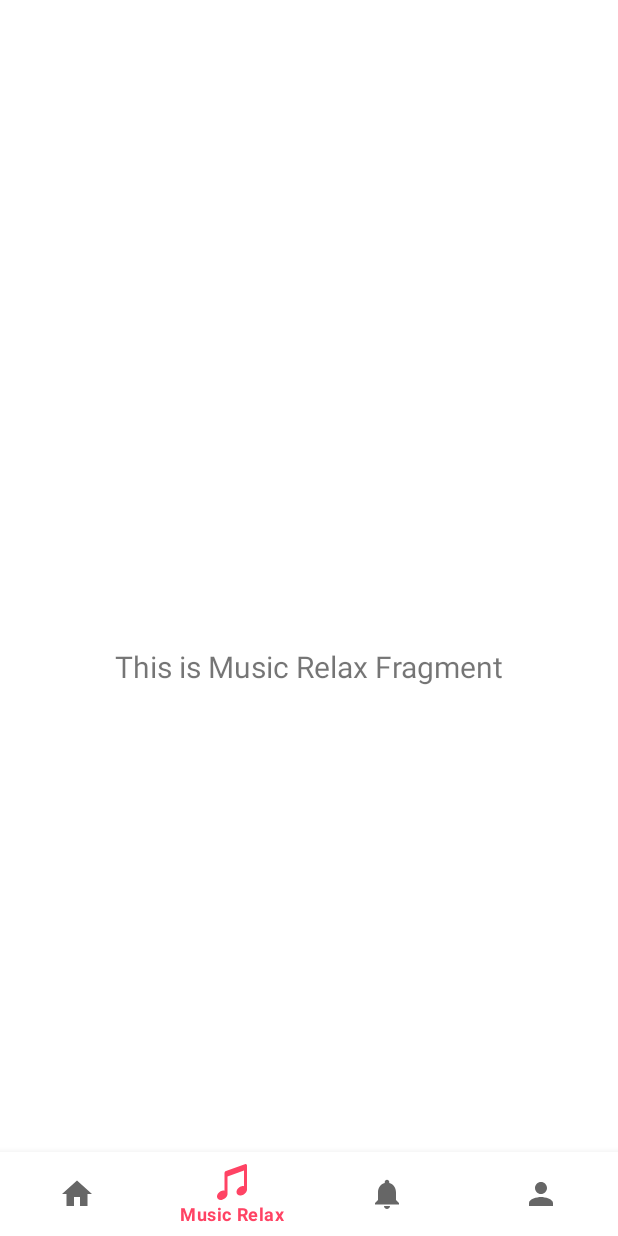
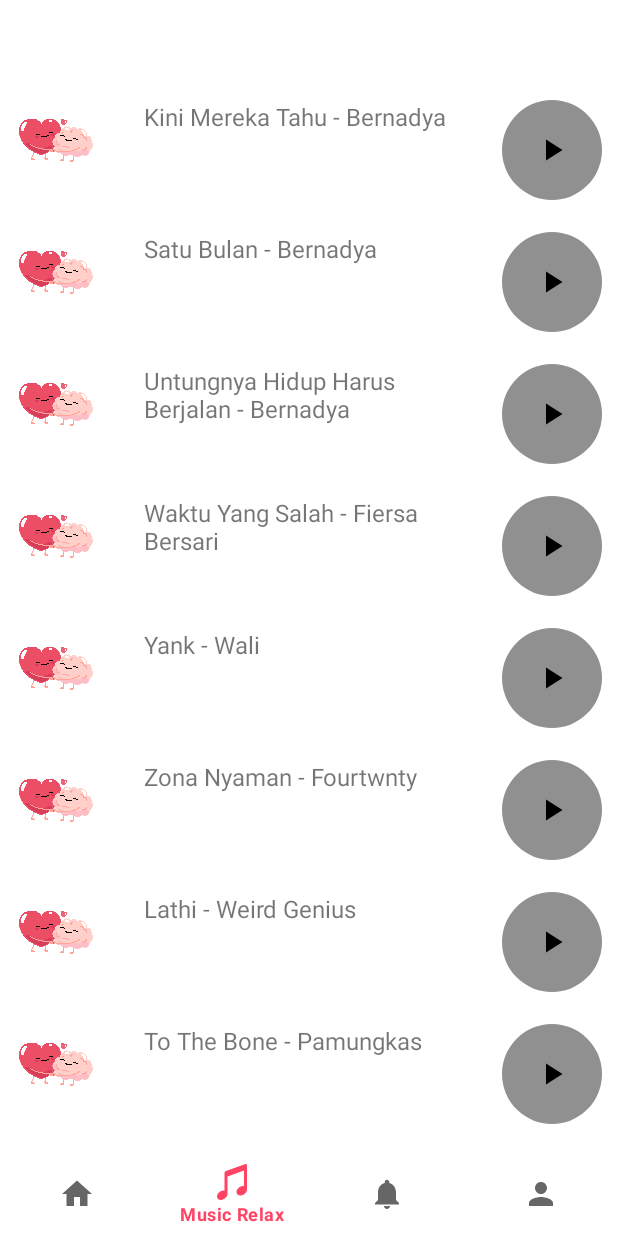
Before and after one commit to Soul-Sync/soul-sync-android, an Android app: the MusicRelaxFragment screen opened through its navigation route, on a phone screen of 412 x 824 dp. Run offline under Robolectric (Android 15) with nearby library versions, the phone set to English and light mode, and no system bars; our stand-ins replace navigation-ui; 1 statement that could not run was skipped.

Commit message:
repair music relax

```diff
--- a/app/src/main/java/com/dicoding/soulsync/ui/SplashActivity.kt
+++ b/app/src/main/java/com/dicoding/soulsync/ui/SplashActivity.kt
@@ -17,6 +17,8 @@ class SplashActivity : AppCompatActivity() {
 
     override fun onCreate(savedInstanceState: Bundle?) {
         super.onCreate(savedInstanceState)
+        supportActionBar?.hide()
+
         setContentView(R.layout.activity_splash)
 
         val sessionManager = SessionManager(this)
--- a/app/src/main/java/com/dicoding/soulsync/ui/musicrelax/MusicRelaxAdapter.kt
+++ b/app/src/main/java/com/dicoding/soulsync/ui/musicrelax/MusicRelaxAdapter.kt
@@ -1,4 +1,95 @@
 package com.dicoding.soulsync.ui.musicrelax
 
-class MusicRelaxAdapter {
+import android.annotation.SuppressLint
+import android.graphics.Color
+import android.view.View
+import android.view.ViewGroup
+import android.widget.ImageButton
+import android.widget.ImageView
+import android.widget.LinearLayout
+import android.widget.TextView
+import android.widget.Toast
+import androidx.core.content.ContextCompat
+import androidx.recyclerview.widget.RecyclerView
+import com.dicoding.soulsync.R
+
+class MusicRelaxAdapter(private var musicList: List<String>, private var musicImages: List<Int>) :
+    RecyclerView.Adapter<MusicRelaxAdapter.MusicViewHolder>() {
+
+    class MusicViewHolder(val container: LinearLayout) : RecyclerView.ViewHolder(container)
+
+    override fun onCreateViewHolder(parent: ViewGroup, viewType: Int): MusicViewHolder {
+        val container = LinearLayout(parent.context).apply {
+            orientation = LinearLayout.HORIZONTAL
+            layoutParams = ViewGroup.LayoutParams(
+                ViewGroup.LayoutParams.MATCH_PARENT,
+                ViewGroup.LayoutParams.WRAP_CONTENT
+            )
+            setPadding(16, 16, 16, 16)
+        }
+
+        // Gambar untuk lagu
+        val imageView = ImageView(parent.context).apply {
+            id = View.generateViewId()
+            layoutParams = LinearLayout.LayoutParams(
+                80,  // Ukuran gambar (misalnya 80dp)
+                80   // Sama dengan tinggi
+            ).apply {
+                setMargins(0, 0, 16, 0)  // Memberikan jarak antara gambar dan teks
+            }
+            scaleType = ImageView.ScaleType.CENTER_CROP  // Agar gambar terpotong dengan benar
+        }
+        container.addView(imageView)
+
+        // Title TextView
+        val title = TextView(parent.context).apply {
+            id = View.generateViewId()
+            layoutParams = LinearLayout.LayoutParams(0, LinearLayout.LayoutParams.WRAP_CONTENT, 1f).apply {
+                setMargins(16, 0, 0, 0)  // Memberikan margin ke kiri
+            }
+            textSize = 16f
+            setPadding(16, 0, 0, 0)  // Memberikan padding kiri agar teks tidak terlalu mepet
+        }
+        container.addView(title)
+
+        // Play Button
+        val playButton = ImageButton(parent.context).apply {
+            id = View.generateViewId()
+            layoutParams = LinearLayout.LayoutParams(
+                100,  // Ukuran tetap, misalnya 100dp
+                100   // Sama dengan tinggi
+            ).apply {
+                setMargins(16, 0, 0, 0)  // Jika ingin memberi jarak antar elemen
+            }
+            setImageResource(R.drawable.play)
+            background = ContextCompat.getDrawable(context, R.drawable.circle_background)  // Pastikan ini adalah lingkaran
+            scaleType = ImageView.ScaleType.CENTER_INSIDE  // Agar gambar tidak terdistorsi
+        }
+        container.addView(playButton)
+
+        return MusicViewHolder(container)
+    }
+
+    override fun onBindViewHolder(holder: MusicViewHolder, position: Int) {
+        val imageView = holder.container.getChildAt(0) as ImageView
+        imageView.setImageResource(musicImages[position])  // Mengatur gambar dari list `musicImages`
+
+        val title = holder.container.getChildAt(1) as TextView
+        title.text = musicList[position]
+
+        val playButton = holder.container.getChildAt(2) as ImageButton
+        playButton.setOnClickListener {
+            Toast.makeText(holder.container.context, "Playing ${musicList[position]}", Toast.LENGTH_SHORT).show()
+        }
+    }
+
+    override fun getItemCount(): Int = musicList.size
+
+    // Fungsi untuk memperbarui data
+    @SuppressLint("NotifyDataSetChanged")
+    fun updateData(newMusicList: List<String>, newMusicImages: List<Int>) {
+        musicList = newMusicList
+        musicImages = newMusicImages
+        notifyDataSetChanged()
+    }
 }
--- a/app/src/main/java/com/dicoding/soulsync/ui/musicrelax/MusicRelaxFragment.kt
+++ b/app/src/main/java/com/dicoding/soulsync/ui/musicrelax/MusicRelaxFragment.kt
@@ -4,34 +4,39 @@ import android.os.Bundle
 import android.view.LayoutInflater
 import android.view.View
 import android.view.ViewGroup
-import android.widget.TextView
 import androidx.fragment.app.Fragment
-import androidx.lifecycle.ViewModelProvider
+import androidx.fragment.app.viewModels
+import androidx.recyclerview.widget.LinearLayoutManager
+import com.dicoding.soulsync.R
 import com.dicoding.soulsync.databinding.FragmentMusicRelaxBinding
 
 class MusicRelaxFragment : Fragment() {
 
     private var _binding: FragmentMusicRelaxBinding? = null
+    private val binding get() = _binding!!
 
-    // This property is only valid between onCreateView and
-    // onDestroyView.
-    private val binding get() = _binding!!
+    private val musicRelaxViewModel: MusicRelaxViewModel by viewModels() // Menggunakan delegate viewModels() untuk lebih bersih
+    private lateinit var adapter: MusicRelaxAdapter
 
     override fun onCreateView(
         inflater: LayoutInflater,
         container: ViewGroup?,
         savedInstanceState: Bundle?
     ): View {
-        val dashboardViewModel =
-            ViewModelProvider(this).get(MusicRelaxViewModel::class.java)
-
         _binding = FragmentMusicRelaxBinding.inflate(inflater, container, false)
         val root: View = binding.root
 
-        val textView: TextView = binding.textMusicRelax
-        dashboardViewModel.text.observe(viewLifecycleOwner) {
-            textView.text = it
+        // Inisialisasi Adapter
+        adapter = MusicRelaxAdapter(emptyList(), emptyList()) // Awalnya kosong
+        binding.recyclerViewMusicRelax.layoutManager = LinearLayoutManager(requireContext())
+        binding.recyclerViewMusicRelax.adapter = adapter
+
+        // Observasi LiveData dari ViewModel
+        musicRelaxViewModel.musicList.observe(viewLifecycleOwner) { musicList ->
+            val musicImages = musicList.map { R.drawable.contoh_gambar_lagu } // Sesuaikan dengan gambar untuk lagu
+            adapter.updateData(musicList, musicImages) // Perbarui data di adapter
         }
+
         return root
     }
 
--- a/app/src/main/java/com/dicoding/soulsync/ui/musicrelax/MusicRelaxViewModel.kt
+++ b/app/src/main/java/com/dicoding/soulsync/ui/musicrelax/MusicRelaxViewModel.kt
@@ -6,8 +6,36 @@ import androidx.lifecycle.ViewModel
 
 class MusicRelaxViewModel : ViewModel() {
 
-    private val _text = MutableLiveData<String>().apply {
-        value = "This is Music Relax Fragment"
+    // LiveData untuk daftar musik
+    private val _musicList = MutableLiveData<List<String>>().apply {
+        value = listOf(
+            "Kini Mereka Tahu - Bernadya",
+            "Satu Bulan - Bernadya",
+            "Untungnya Hidup Harus Berjalan - Bernadya",
+            "Waktu Yang Salah - Fiersa Bersari",
+            "Yank - Wali",
+            "Zona Nyaman - Fourtwnty",
+            "Lathi - Weird Genius",
+            "To The Bone - Pamungkas",
+            "Kasih Putih - Glenn Fredly",
+            "Manusia Kuat - Tulus",
+            "Hati-Hati di Jalan - Tulus",
+            "Fix You - Coldplay",
+            "Someone Like You - Adele",
+            "Easy On Me - Adele",
+            "Viva La Vida - Coldplay",
+            "Shape of You - Ed Sheeran",
+            "Photograph - Ed Sheeran",
+            "Perfect - Ed Sheeran",
+            "All of Me - John Legend",
+            "A Thousand Years - Christina Perri",
+            "Rolling in the Deep - Adele",
+            "Bohemian Rhapsody - Queen",
+            "Imagine - John Lennon",
+            "Let It Be - The Beatles",
+            "Love of My Life - Queen"
+        )
     }
-    val text: LiveData<String> = _text
+    val musicList: LiveData<List<String>> = _musicList
+
 }
--- a/app/src/main/res/drawable/circle_background.xml
+++ b/app/src/main/res/drawable/circle_background.xml
@@ -1,4 +1,5 @@
 <?xml version="1.0" encoding="utf-8"?>
-<selector xmlns:android="http://schemas.android.com/apk/res/android">
-
-</selector>
+<shape xmlns:android="http://schemas.android.com/apk/res/android">
+    <solid android:color="#909090" />
+    <corners android:radius="1000dp" />
+</shape>
--- a/app/src/main/res/layout/fragment_music_relax.xml
+++ b/app/src/main/res/layout/fragment_music_relax.xml
@@ -6,17 +6,13 @@
     android:layout_height="match_parent"
     tools:context=".ui.musicrelax.MusicRelaxFragment">
 
-    <TextView
-        android:id="@+id/text_MusicRelax"
-        android:layout_width="match_parent"
-        android:layout_height="wrap_content"
-        android:layout_marginStart="8dp"
-        android:layout_marginTop="8dp"
-        android:layout_marginEnd="8dp"
-        android:textAlignment="center"
-        android:textSize="20sp"
+    <androidx.recyclerview.widget.RecyclerView
+        android:id="@+id/recyclerViewMusicRelax"
+        android:layout_width="0dp"
+        android:layout_height="0dp"
+        app:layout_constraintTop_toTopOf="parent"
         app:layout_constraintBottom_toBottomOf="parent"
-        app:layout_constraintEnd_toEndOf="parent"
         app:layout_constraintStart_toStartOf="parent"
-        app:layout_constraintTop_toTopOf="parent" />
+        app:layout_constraintEnd_toEndOf="parent" />
+
 </androidx.constraintlayout.widget.ConstraintLayout>
```
Also changed, not shown: app/src/main/java/com/dicoding/soulsync/api/ApiService.kt (line endings or trailing spaces).
